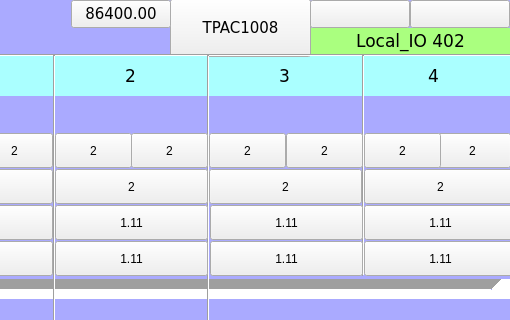
Qt form TPAC1008_01/Local_IO_HMI/page402.ui (MECTsrl/mect_apps) before a commit; both pictures show x 290 to 800 and y 0 to 320 of the 800 by 480 pixel window.
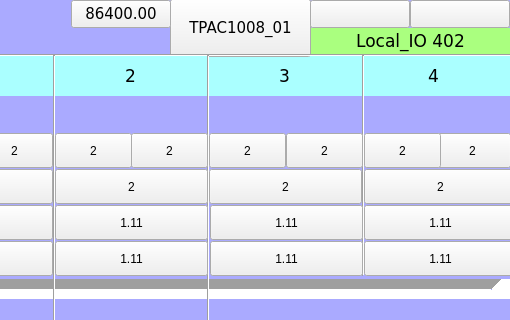
The same form after that commit. Custom widgets are drawn as their Qt base class.

Commit message: Octopus review for TPAC1008_01 and temperatures.

```diff
--- a/TPAC1008_01/Local_IO_HMI/page402.ui
+++ b/TPAC1008_01/Local_IO_HMI/page402.ui
@@ -244,7 +244,7 @@
     </color>
    </property>
    <property name="text">
-    <string>TPAC1008</string>
+    <string>TPAC1008_01</string>
    </property>
    <property name="pressText">
     <string>TPAC1008</string>
```
Left out of the diff: 2 changed lines with no effect on the pictures. The commit also changes 21 other files.
